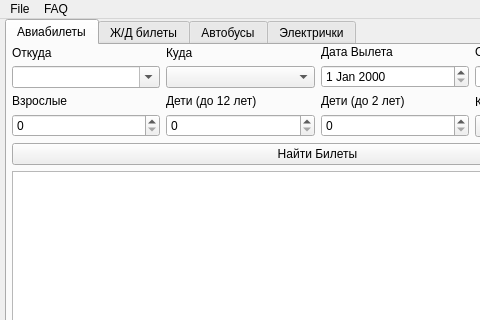
Before: the Qt Designer form FindTicket/mainwindow.ui in alshitov/laboratories, drawn with Qt 5; both pictures show x 0 to 480 and y 0 to 320 of the 642 by 686 pixel window.
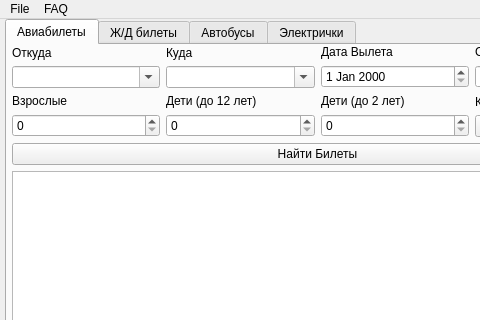
After: the same form once the commit is applied. The open tabs and pages were chosen to show the change.

```diff
--- a/FindTicket/mainwindow.ui
+++ b/FindTicket/mainwindow.ui
@@ -168,7 +168,11 @@
                </widget>
               </item>
               <item>
-               <widget class="QComboBox" name="aviaToComboBox"/>
+               <widget class="QComboBox" name="aviaToComboBox">
+                <property name="editable">
+                 <bool>true</bool>
+                </property>
+               </widget>
               </item>
              </layout>
             </item>
```
Left out of the diff: 2 changed lines with no effect on the pictures.
